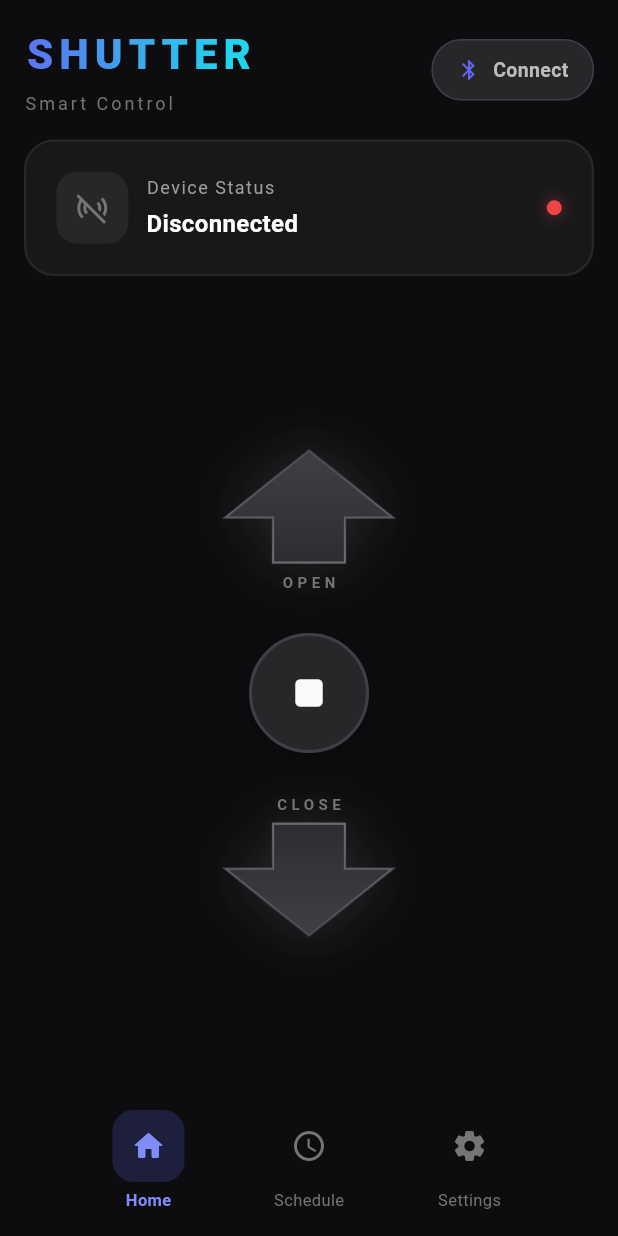
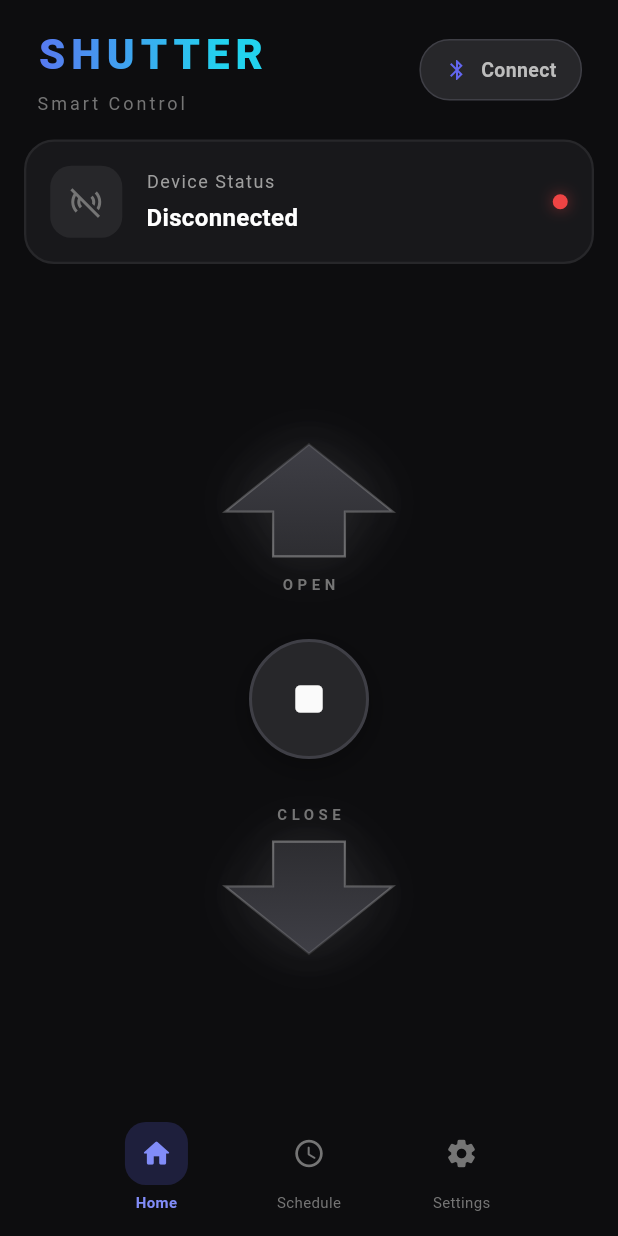
Before and after one commit to yair-sh/shutter, a Flutter app: the screen it shows after launch, on a phone screen of 412 x 824 dp. Run offline on Flutter 3.47's test engine with Material 3 defaults, Android fonts, the phone set to English and light mode, and no system bars; our stand-ins replace flutter_blue_plus, permission_handler.

Commit message:
adapt to any android screen size

```diff
--- a/sw-flutter/shutter/lib/main.dart
+++ b/sw-flutter/shutter/lib/main.dart
@@ -80,46 +80,12 @@ class _ShutterHomePageState extends State<ShutterHomePage>
     super.dispose();
   }
 
-  // Future<void> _startScan() async {
-  //   setState(() {
-  //     _isScanning = true;
-  //     _statusText = 'Scanning...';
-  //   });
-
-  //   FlutterBluePlus.startScan(timeout: const Duration(seconds: 4));
-
-  //   FlutterBluePlus.scanResults.listen((results) {
-  //     for (ScanResult r in results) {
-  //       if (kDebugMode) {
-  //         print('scan res: $r');
-  //       }
-
-  //       // Look for your ESP32 device by name or service UUID
-  //       if (r.device.platformName.contains('ESP32') ||
-  //           r.device.platformName.contains('Shutter')) {
-  //         _connectToDevice(r.device);
-  //         FlutterBluePlus.stopScan();
-  //         break;
-  //       }
-  //     }
-  //   });
-
-  //   await Future.delayed(const Duration(seconds: 4));
-  //   if (!_isConnected) {
-  //     setState(() {
-  //       _isScanning = false;
-  //       _statusText = 'No device found';
-  //     });
-  //   }
-  // }
-
   Future<void> _startScan() async {
     setState(() {
       _isScanning = true;
       _statusText = 'Requesting permissions...';
     });
 
-    // Request permissions
     Map<Permission, PermissionStatus> statuses = await [
       Permission.bluetoothScan,
       Permission.bluetoothConnect,
@@ -147,7 +113,6 @@ class _ShutterHomePageState extends State<ShutterHomePage>
         }
 
         final name = r.device.platformName.toLowerCase();
-        // Look for your ESP32 device by name
         if (name.contains('nimble') ||
             name.contains('esp32') ||
             name.contains('shutter') ||
@@ -178,7 +143,6 @@ class _ShutterHomePageState extends State<ShutterHomePage>
         _statusText = 'Connected to ${device.platformName}';
       });
 
-      // Discover services
       List<BluetoothService> services = await device.discoverServices();
       for (var service in services) {
         for (var char in service.characteristics) {
@@ -215,16 +179,16 @@ class _ShutterHomePageState extends State<ShutterHomePage>
 
   void _onUpPressed() {
     _upArrowController.forward().then((_) => _upArrowController.reverse());
-    _sendCommand([0x01]); // Command for UP
+    _sendCommand([0x01]);
   }
 
   void _onDownPressed() {
     _downArrowController.forward().then((_) => _downArrowController.reverse());
-    _sendCommand([0x02]); // Command for DOWN
+    _sendCommand([0x02]);
   }
 
   void _onStopPressed() {
-    _sendCommand([0x00]); // Command for STOP
+    _sendCommand([0x00]);
   }
 
   @override
@@ -235,9 +199,7 @@ class _ShutterHomePageState extends State<ShutterHomePage>
           children: [
             _buildHeader(),
             _buildStatusCard(),
-            const Spacer(),
-            _buildControlPanel(),
-            const Spacer(),
+            Expanded(child: _buildControlPanel()),
             _buildBottomBar(),
           ],
         ),
@@ -247,7 +209,7 @@ class _ShutterHomePageState extends State<ShutterHomePage>
 
   Widget _buildHeader() {
     return Padding(
-      padding: const EdgeInsets.fromLTRB(16, 16, 16, 0),
+      padding: const EdgeInsets.fromLTRB(24, 16, 24, 0),
       child: Row(
         mainAxisAlignment: MainAxisAlignment.spaceBetween,
         children: [
@@ -341,7 +303,7 @@ class _ShutterHomePageState extends State<ShutterHomePage>
         animation: _pulseController,
         builder: (context, child) {
           return Container(
-            padding: const EdgeInsets.all(20),
+            padding: const EdgeInsets.all(16),
             decoration: BoxDecoration(
               color: const Color(0xFF18181B),
               borderRadius: BorderRadius.circular(20),
@@ -385,7 +347,7 @@ class _ShutterHomePageState extends State<ShutterHomePage>
                         : Colors.grey[600],
                   ),
                 ),
-                const SizedBox(width: 12),
+                const SizedBox(width: 16),
                 Expanded(
                   child: Column(
                     crossAxisAlignment: CrossAxisAlignment.start,
@@ -439,9 +401,16 @@ class _ShutterHomePageState extends State<ShutterHomePage>
   }
 
   Widget _buildControlPanel() {
+    return LayoutBuilder(
+      builder: (context, constraints) {
+        final availableHeight = constraints.maxHeight;
+        final buttonHeight = (availableHeight * 0.32).clamp(60.0, 120.0);
+        final stopButtonSize = (availableHeight * 0.22).clamp(50.0, 80.0);
+        final spacing = (availableHeight * 0.05).clamp(8.0, 20.0);
+
         return Column(
+          mainAxisAlignment: MainAxisAlignment.center,
           children: [
-        // UP Button
             _buildArrowButton(
               icon: Icons.keyboard_arrow_up_rounded,
               label: 'OPEN',
@@ -449,14 +418,14 @@ class _ShutterHomePageState extends State<ShutterHomePage>
               onPressed: _onUpPressed,
               gradientColors: const [Color(0xFF6366F1), Color(0xFF818CF8)],
               isUp: true,
+              height: buttonHeight,
             ),
-        const SizedBox(height: 12),
-        // STOP Button
+            SizedBox(height: spacing),
             GestureDetector(
               onTap: _onStopPressed,
               child: Container(
-            width: 80,
-            height: 80,
+                width: stopButtonSize,
+                height: stopButtonSize,
                 decoration: BoxDecoration(
                   shape: BoxShape.circle,
                   color: const Color(0xFF27272A),
@@ -469,17 +438,16 @@ class _ShutterHomePageState extends State<ShutterHomePage>
                     ),
                   ],
                 ),
-            child: const Center(
+                child: Center(
                   child: Icon(
                     Icons.stop_rounded,
-                size: 36,
-                color: Color(0xFFFAFAFA),
+                    size: stopButtonSize * 0.45,
+                    color: const Color(0xFFFAFAFA),
                   ),
                 ),
               ),
             ),
-        const SizedBox(height: 12),
-        // DOWN Button
+            SizedBox(height: spacing),
             _buildArrowButton(
               icon: Icons.keyboard_arrow_down_rounded,
               label: 'CLOSE',
@@ -487,8 +455,11 @@ class _ShutterHomePageState extends State<ShutterHomePage>
               onPressed: _onDownPressed,
               gradientColors: const [Color(0xFF22D3EE), Color(0xFF06B6D4)],
               isUp: false,
+              height: buttonHeight,
             ),
           ],
+        );
+      },
     );
   }
 
@@ -499,7 +470,10 @@ class _ShutterHomePageState extends State<ShutterHomePage>
     required VoidCallback onPressed,
     required List<Color> gradientColors,
     bool isUp = true,
+    double height = 120,
   }) {
+    final width = height * 1.33;
+
     return GestureDetector(
       onTap: _isConnected ? onPressed : null,
       child: AnimatedBuilder(
@@ -509,19 +483,18 @@ class _ShutterHomePageState extends State<ShutterHomePage>
           return Transform.scale(
             scale: scale,
             child: SizedBox(
-              width: 160,
-              height: 120,
+              width: width,
+              height: height,
               child: Stack(
                 alignment: Alignment.center,
                 children: [
-                  // Outer glow
                   if (_isConnected)
                     Positioned(
-                      top: isUp ? null : 20,
-                      bottom: isUp ? 20 : null,
+                      top: isUp ? null : height * 0.17,
+                      bottom: isUp ? height * 0.17 : null,
                       child: Container(
-                        width: 80,
-                        height: 40,
+                        width: width * 0.5,
+                        height: height * 0.33,
                         decoration: BoxDecoration(
                           boxShadow: [
                             BoxShadow(
@@ -533,9 +506,8 @@ class _ShutterHomePageState extends State<ShutterHomePage>
                         ),
                       ),
                     ),
-                  // Arrow shape
                   CustomPaint(
-                    size: const Size(160, 100),
+                    size: Size(width, height * 0.83),
                     painter: ArrowPainter(
                       isUp: isUp,
                       gradientColors: _isConnected
@@ -544,14 +516,13 @@ class _ShutterHomePageState extends State<ShutterHomePage>
                       glowOpacity: _isConnected ? 0.3 : 0,
                     ),
                   ),
-                  // Label
                   Positioned(
-                    bottom: isUp ? 15 : null,
-                    top: isUp ? null : 15,
+                    bottom: isUp ? height * 0.08 : null,
+                    top: isUp ? null : height * 0.08,
                     child: Text(
                       label,
                       style: TextStyle(
-                        fontSize: 10,
+                        fontSize: (height * 0.083).clamp(8.0, 12.0),
                         fontWeight: FontWeight.w700,
                         letterSpacing: 3,
                         color: _isConnected
@@ -571,7 +542,7 @@ class _ShutterHomePageState extends State<ShutterHomePage>
 
   Widget _buildBottomBar() {
     return Padding(
-      padding: const EdgeInsets.all(16),
+      padding: const EdgeInsets.fromLTRB(24, 8, 24, 16),
       child: Row(
         mainAxisAlignment: MainAxisAlignment.spaceEvenly,
         children: [
@@ -588,7 +559,7 @@ class _ShutterHomePageState extends State<ShutterHomePage>
       mainAxisSize: MainAxisSize.min,
       children: [
         Container(
-          padding: const EdgeInsets.all(12),
+          padding: const EdgeInsets.all(10),
           decoration: BoxDecoration(
             color: isActive
                 ? const Color(0xFF6366F1).withValues(alpha: 0.2)
@@ -597,7 +568,7 @@ class _ShutterHomePageState extends State<ShutterHomePage>
           ),
           child: Icon(
             icon,
-            size: 24,
+            size: 22,
             color: isActive ? const Color(0xFF818CF8) : Colors.grey[600],
           ),
         ),
@@ -605,7 +576,7 @@ class _ShutterHomePageState extends State<ShutterHomePage>
         Text(
           label,
           style: TextStyle(
-            fontSize: 11,
+            fontSize: 10,
             fontWeight: isActive ? FontWeight.w600 : FontWeight.w400,
             color: isActive ? const Color(0xFF818CF8) : Colors.grey[600],
           ),
@@ -625,62 +596,6 @@ class ArrowPainter extends CustomPainter {
     required this.gradientColors,
     required this.glowOpacity,
   });
-
-  // @override
-  // void paint(Canvas canvas, Size size) {
-  //   final paint = Paint()
-  //     ..shader = LinearGradient(
-  //       begin: isUp ? Alignment.bottomCenter : Alignment.topCenter,
-  //       end: isUp ? Alignment.topCenter : Alignment.bottomCenter,
-  //       colors: gradientColors,
-  //     ).createShader(Rect.fromLTWH(0, 0, size.width, size.height));
-
-  //   final path = Path();
-
-  //   if (isUp) {
-  //     // Chevron pointing up
-  //     path.moveTo(size.width * 0.5, 0);
-  //     path.lineTo(size.width * 0.85, size.height * 0.45);
-  //     path.lineTo(size.width * 0.65, size.height * 0.45);
-  //     path.lineTo(size.width * 0.65, size.height * 0.75);
-  //     path.lineTo(size.width * 0.35, size.height * 0.75);
-  //     path.lineTo(size.width * 0.35, size.height * 0.45);
-  //     path.lineTo(size.width * 0.15, size.height * 0.45);
-  //     path.close();
-  //   } else {
-  //     // Chevron pointing down
-  //     path.moveTo(size.width * 0.35, size.height * 0.25);
-  //     path.lineTo(size.width * 0.65, size.height * 0.25);
-  //     path.lineTo(size.width * 0.65, size.height * 0.55);
-  //     path.lineTo(size.width * 0.85, size.height * 0.55);
-  //     path.lineTo(size.width * 0.5, size.height);
-  //     path.lineTo(size.width * 0.15, size.height * 0.55);
-  //     path.lineTo(size.width * 0.35, size.height * 0.55);
-  //     path.close();
-  //   }
-
-  //   // Draw shadow/glow
-  //   if (glowOpacity > 0) {
-  //     canvas.drawShadow(path, gradientColors[0], 15, false);
-  //   }
-
-  //   canvas.drawPath(path, paint);
-
-  //   // Add edge highlight
-  //   final highlightPaint = Paint()
-  //     ..style = PaintingStyle.stroke
-  //     ..strokeWidth = 1.5
-  //     ..shader = LinearGradient(
-  //       begin: isUp ? Alignment.bottomCenter : Alignment.topCenter,
-  //       end: isUp ? Alignment.topCenter : Alignment.bottomCenter,
-  //       colors: [
-  //         Colors.white.withValues(alpha: 0.3),
-  //         Colors.white.withValues(alpha: 0.0),
-  //       ],
-  //     ).createShader(Rect.fromLTWH(0, 0, size.width, size.height));
-
-  //   canvas.drawPath(path, highlightPaint);
-  // }
 
   @override
   void paint(Canvas canvas, Size size) {
@@ -706,7 +621,6 @@ class ArrowPainter extends CustomPainter {
       path.close();
     }
 
-    // Soft blur shadow layers
     for (int i = 3; i >= 0; i--) {
       final shadowPaint = Paint()
         ..color = gradientColors[0].withValues(alpha: 0.08 * (4 - i))
@@ -714,13 +628,11 @@ class ArrowPainter extends CustomPainter {
       canvas.drawPath(path, shadowPaint);
     }
 
-    // Inner soft glow
     final innerGlowPaint = Paint()
       ..color = Colors.white.withValues(alpha: 0.05)
       ..maskFilter = const MaskFilter.blur(BlurStyle.normal, 20);
     canvas.drawPath(path, innerGlowPaint);
 
-    // Main gradient fill
     final paint = Paint()
       ..shader = LinearGradient(
         begin: isUp ? Alignment.bottomCenter : Alignment.topCenter,
@@ -729,7 +641,6 @@ class ArrowPainter extends CustomPainter {
       ).createShader(Rect.fromLTWH(0, 0, size.width, size.height));
     canvas.drawPath(path, paint);
 
-    // Edge highlight
     final highlightPaint = Paint()
       ..style = PaintingStyle.stroke
       ..strokeWidth = 1.5
```
Lines whose indentation alone changed are shown as unchanged.
